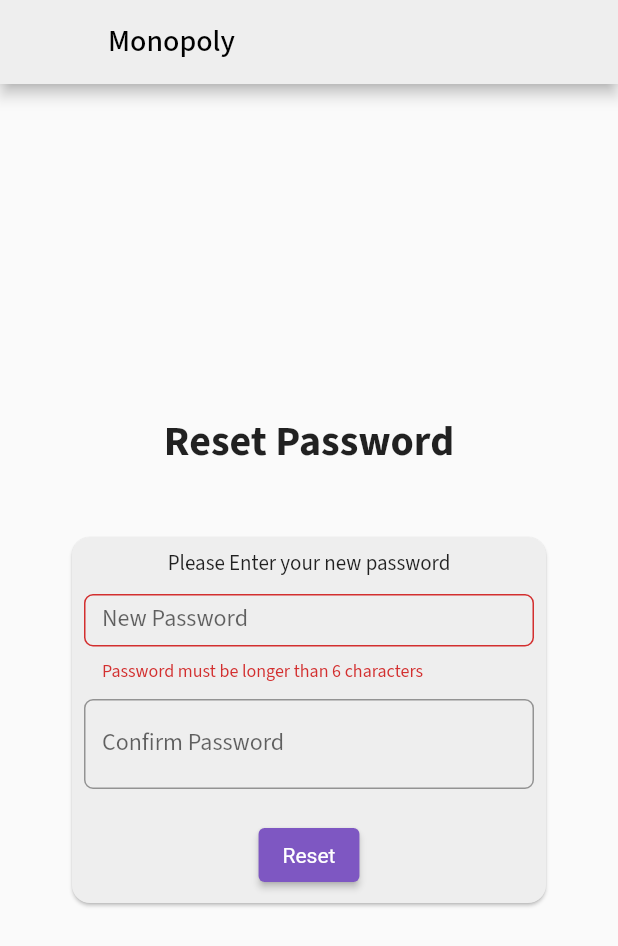
After one commit to aifrosals/monopoly_admin, a Flutter app: the ResetPassword screen opened by its route, after a tap on "Reset", on a phone screen of 412 x 824 dp. The commit adds this screen. Shown: the top 946 px of the screen. Run offline on Flutter 3.47's test engine with Material 2 defaults, Android fonts, the phone set to English and light mode, and no system bars; our stand-ins replace charts_flutter, firebase_core, firebase_storage, flutter_colorpicker, google_fonts, image_picker and 1 more; missing offline and left inert: dart:js; accounts and stored records are empty; statements that could not run were skipped.

Commit message:
working on reset_password_provider.dart

```diff
--- a/lib/api/api_constants.dart
+++ b/lib/api/api_constants.dart
@@ -1,10 +1,10 @@
 class ApiConstants {
-  // static const String domain = 'http://172.168.1.108:3000/';
-  // static const String socketPoint = 'http://172.168.1.108:3000/';
+  static const String domain = 'http://172.168.1.102:3000/';
+  static const String socketPoint = 'http://172.168.1.102:3000/';
 
-  static const String domain = 'https://desolate-sierra-90130.herokuapp.com/';
-  static const String socketPoint =
-      'https://desolate-sierra-90130.herokuapp.com/';
+  // static const String domain = 'https://desolate-sierra-90130.herokuapp.com/';
+  // static const String socketPoint =
+  //     'https://desolate-sierra-90130.herokuapp.com/';
 
   static const String registerUserWithEmail = 'registerUserWithEmail';
   static const String registerGuest = 'registerGuest';
--- a/lib/main.dart
+++ b/lib/main.dart
@@ -36,5 +36,6 @@ void main() async {
     ChangeNotifierProvider<PSlotTemplateProvider>(
       create: (context) => PSlotTemplateProvider(),
     ),
+
   ], child: const AdminApp()));
 }
--- a/lib/models/user.dart
+++ b/lib/models/user.dart
@@ -115,6 +115,7 @@ class User {
 
   Map<String, dynamic> toJson() {
     return {
+      '_id': serverId,
       'id': id,
       'credits': credits,
       'loops': loops,
@@ -125,6 +126,7 @@ class User {
       'challenge_progress': challengeProgress,
       'bonus': bonus.toJson(),
       'premium': premium,
+      'items': items.toJson(),
     };
   }
 
--- a/lib/providers/board_provider.dart
+++ b/lib/providers/board_provider.dart
@@ -5,7 +5,6 @@ import 'package:flutter/material.dart';
 import 'package:monopoly_admin/api/api_constants.dart';
 import 'package:monopoly_admin/models/admin.dart';
 import 'package:monopoly_admin/models/slot.dart';
-import 'package:monopoly_admin/config/values.dart';
 import 'package:http/http.dart' as http;
 import 'package:monopoly_admin/web/widgets/web_dialog.dart';
 import 'dart:math' as math;
@@ -78,7 +77,7 @@ class BoardProvider extends ChangeNotifier {
           'x-access-token': admin.token
         },
       );
-      debugPrint('BoardProvider saveEditableSlots ${response.body}');
+      debugPrint('BoardProvider saveEditableSlots ${response.body} ${response.statusCode}');
       if (response.statusCode == 200) {
         WebDialog.showServerResponseDialog(response.body);
         cancelEdit();
--- /dev/null
+++ b/lib/web/admin/pages/reset_password_page.dart
@@ -0,0 +1,149 @@
+import 'package:flutter/material.dart';
+import 'package:monopoly_admin/config/validator.dart';
+import 'package:monopoly_admin/providers/reset_password_provider.dart';
+import 'package:provider/provider.dart';
+
+class ResetPassword extends StatefulWidget {
+  static const String route = '/reset_password';
+  const ResetPassword({Key? key}) : super(key: key);
+
+  @override
+  State<ResetPassword> createState() => _ResetPasswordState();
+}
+
+class _ResetPasswordState extends State<ResetPassword> {
+  final TextEditingController _passwordController =
+  TextEditingController();
+  final TextEditingController _confirmPasswordController =
+  TextEditingController();
+
+  final _formKey = GlobalKey<FormState>();
+
+  @override
+  Widget build(BuildContext context) {
+
+    return ChangeNotifierProvider(
+      create: (context) => ResetPasswordProvider(),
+      child: Scaffold(
+        appBar: AppBar(
+          title: const Text('Monopoly'),
+          leading: const SizedBox(),
+        ),
+        body: Center(
+            child: SingleChildScrollView(
+              child: Column(
+                mainAxisSize: MainAxisSize.min,
+                children: [
+                  Text('Reset Password', style: TextStyle(fontWeight: FontWeight.bold, fontSize: 28),),
+                  const SizedBox(
+                    height: 40,
+                  ),
+                  Card(
+                    color: Colors.grey[200],
+                    shape: const RoundedRectangleBorder(
+                        borderRadius: BorderRadius.all(Radius.circular(12))),
+                    child: Padding(
+                      padding: const EdgeInsets.all(8.0),
+                      child: Form(
+                        key: _formKey,
+                        child: Column(
+                          mainAxisSize: MainAxisSize.min,
+                          children: [
+                            const Text('Please Enter your new password'),
+                            const SizedBox(
+                              height: 10,
+                            ),
+                            SizedBox(
+                              width: 300,
+                              height: 60,
+                              child: TextFormField(
+                                controller: _passwordController,
+                                decoration: InputDecoration(
+                                    border: OutlineInputBorder(
+                                        borderRadius: BorderRadius.circular(6)),
+                                    labelText: 'New Password'),
+                                keyboardType: TextInputType.visiblePassword,
+                                obscureText: true,
+                                validator: (value) {
+                                  if (value == null) {
+                                    return 'Password Cannot be empty';
+                                  } else if (!Validator.validatePassword(value)) {
+                                    return 'Password must be longer than 6 characters';
+                                  } else {
+                                    return null;
+                                  }
+                                },
+                                onFieldSubmitted: (value) async {
+                                  if (_formKey.currentState != null &&
+                                      _formKey.currentState!.validate()) {
+
+                                  }
+                                },
+                              ),
+                            ),
+                            const SizedBox(
+                              height: 10,
+                            ),
+                            SizedBox(
+                              width: 300,
+                              height: 60,
+                              child: TextFormField(
+                                controller: _confirmPasswordController,
+                                obscureText: true,
+                                decoration: InputDecoration(
+                                    border: OutlineInputBorder(
+                                        borderRadius: BorderRadius.circular(6)),
+                                    labelText: 'Confirm Password'),
+                                keyboardType: TextInputType.emailAddress,
+                                validator: (value) {
+                                  if (value != _passwordController.text) {
+                                    return 'Password does not match';
+                                  } else {
+                                    return null;
+                                  }
+                                },
+                                onFieldSubmitted: (value) async {
+                                  if (_formKey.currentState != null &&
+                                      _formKey.currentState!.validate()) {
+
+                                  }
+                                },
+                              ),
+                            ),
+                            const SizedBox(
+                              height: 20,
+                            ),
+                            Consumer<ResetPasswordProvider>(
+                                builder: (context, resetProvider, child) {
+                                  if (resetProvider.loading) {
+                                    return const CircularProgressIndicator();
+                                  } else {
+                                    return ElevatedButton(
+                                        onPressed: () async {
+                                          if (_formKey.currentState != null &&
+                                              _formKey.currentState!.validate()) {
+
+                                          }
+                                        },
+                                        child: const Text('Reset'));
+                                  }
+                                })
+                          ],
+                        ),
+                      ),
+                    ),
+                  ),
+                ],
+              ),
+            )),
+      ),
+    );
+  }
+
+  @override
+  void dispose() {
+    _confirmPasswordController.dispose();
+    _passwordController.dispose();
+    super.dispose();
+  }
+}
```
Also changed, not shown: lib/models/slot.dart (+8 -3 lines), lib/providers/reset_password_provider.dart (added, +49 -0 lines), lib/web/admin/admin_app.dart (+17 -2 lines), lib/web/admin/pages/stats/login_hitory_chart.dart (+5 -2 lines), pubspec.lock.
